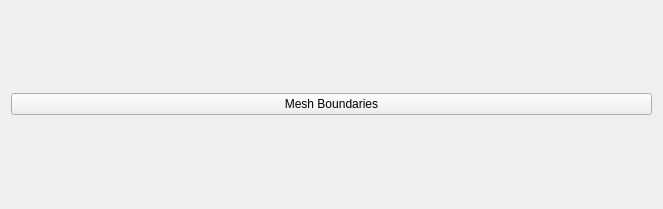
Old version of the form MastersThesisToolbarBase.ui in the repository nicgallego/interactive-quadmesh-design.
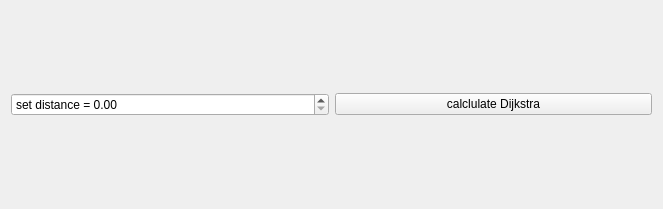
New version of the form.

Commit message:
dijkstra distance
added button for distance to UI.
first steps of navigating through the mesh
- saving the edge distance to the neighbouring vertices (WIP)

The edit to the form file:
```diff
--- a/MastersThesisToolbarBase.ui
+++ b/MastersThesisToolbarBase.ui
@@ -14,10 +14,20 @@
    <string>MT</string>
   </property>
   <layout class="QGridLayout" name="gridLayout">
-   <item row="0" column="0">
-    <widget class="QPushButton" name="get_mesh_boundaries">
+   <item row="0" column="1">
+    <widget class="QPushButton" name="get_vertex_selection">
      <property name="text">
-      <string>Mesh Boundaries</string>
+      <string>calclulate Dijkstra</string>
+     </property>
+    </widget>
+   </item>
+   <item row="0" column="0">
+    <widget class="QDoubleSpinBox" name="dijkstra_distance">
+     <property name="prefix">
+      <string>set distance = </string>
+     </property>
+     <property name="suffix">
+      <string/>
      </property>
     </widget>
    </item>
```
The commit also changes 3 other files.
